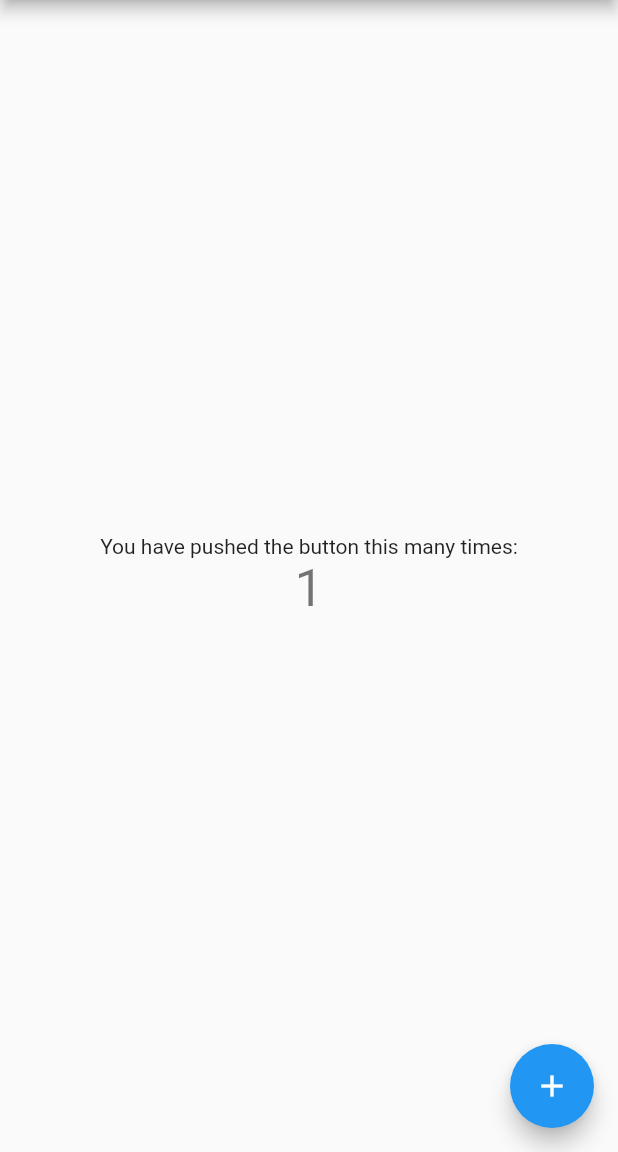
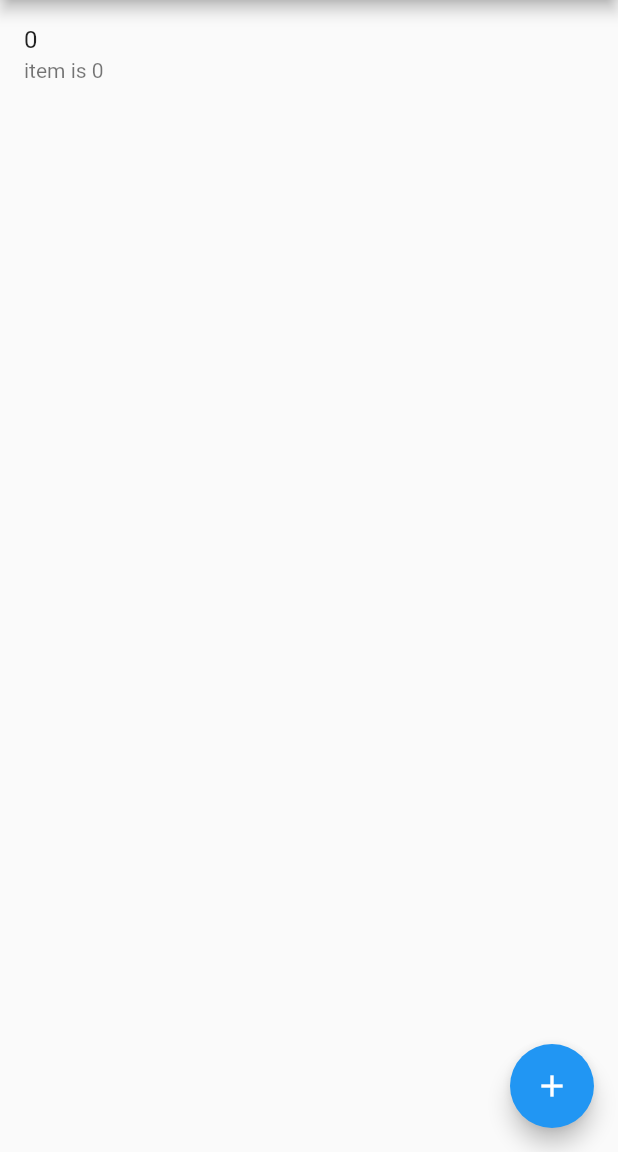
Before and after one commit to rosenkim/flutter_todo, a Flutter app: the screen it shows after launch, after a tap on the "add" icon, on a phone screen of 412 x 824 dp, the part 84-1236 px from its top. Run offline on Flutter 3.47's test engine with Material 2 defaults, Android fonts, the phone set to English and light mode, and no system bars.

Commit message:
todolist 위젯을 만들고, listbox 를 구현(create todolist and boilerplate of listbox)
ActionButton을 누르면 리스트 아이템이 추가됩니다.
todolist 는 statefuleWidget으로 아이템 추가를 위해 increament 함수를 만들었습니다.

```diff
--- a/lib/myhomepage.dart
+++ b/lib/myhomepage.dart
@@ -1,47 +1,24 @@
 import 'package:flutter/material.dart';
+import 'package:flutter_todo/todolist.dart';
 
-class MyHomePage extends StatefulWidget {
-  MyHomePage({Key key, this.title}) : super(key: key);
+class MyHomePage extends StatelessWidget {
+  final String title;
+  final TodoList todoListWidget = TodoList();
 
-  final String title;
-
-  @override
-  _MyHomePageState createState() => _MyHomePageState();
-}
-
-class _MyHomePageState extends State<MyHomePage> {
-  int _counter = 0;
-
-  void _incrementCounter() {
-    setState(() {
-      _counter++;
-    });
-  }
+  MyHomePage({@required this.title});
 
   @override
   Widget build(BuildContext context) {
     return Scaffold(
       appBar: AppBar(
-        title: Text(widget.title),
+        title: Text(title),
       ),
-      body: Center(
-        child: Column(
-          mainAxisAlignment: MainAxisAlignment.center,
-          children: <Widget>[
-            Text(
-              'You have pushed the button this many times:',
-            ),
-            Text(
-              '$_counter',
-              style: Theme.of(context).textTheme.headline4,
-            ),
-          ],
-        ),
-      ),
+      body: todoListWidget,
       floatingActionButton: FloatingActionButton(
-        onPressed: _incrementCounter,
-        tooltip: 'Increment',
         child: Icon(Icons.add),
+        onPressed: () {
+          todoListWidget.increament();
+        },
       ), // This trailing comma makes auto-formatting nicer for build methods.
     );
   }
--- /dev/null
+++ b/lib/todolist.dart
@@ -0,0 +1,38 @@
+import 'package:flutter/material.dart';
+
+class TodoList extends StatefulWidget {
+  // State 를 변수로 두고, FloatingActionButton 에서 호출
+  final _TodoListState _statefulWidget = _TodoListState();
+
+  @override
+  State<StatefulWidget> createState() {
+    return _statefulWidget;
+  }
+
+  void increament() {
+    _statefulWidget.appendItem();
+  }
+}
+
+class _TodoListState extends State<TodoList> {
+  List<int> items = [];
+
+  void appendItem() {
+    setState(() {
+      items.add(items.length);
+    });
+  }
+
+  @override
+  Widget build(BuildContext context) {
+    return ListView.builder(
+      itemCount: items.length,
+      itemBuilder: (context, index) {
+        return ListTile(
+          title: Text('$index'),
+          subtitle: Text('item is ${items[index]}'),
+        );
+      },
+    );
+  }
+}
```
